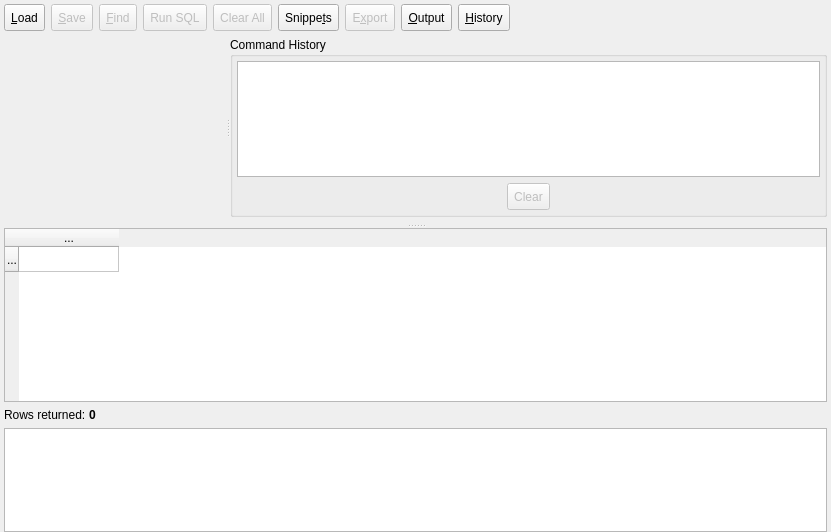
Qt form libpgmodeler_ui/ui/sqlexecutionwidget.ui (pgmodeler/pgmodeler) before a commit.
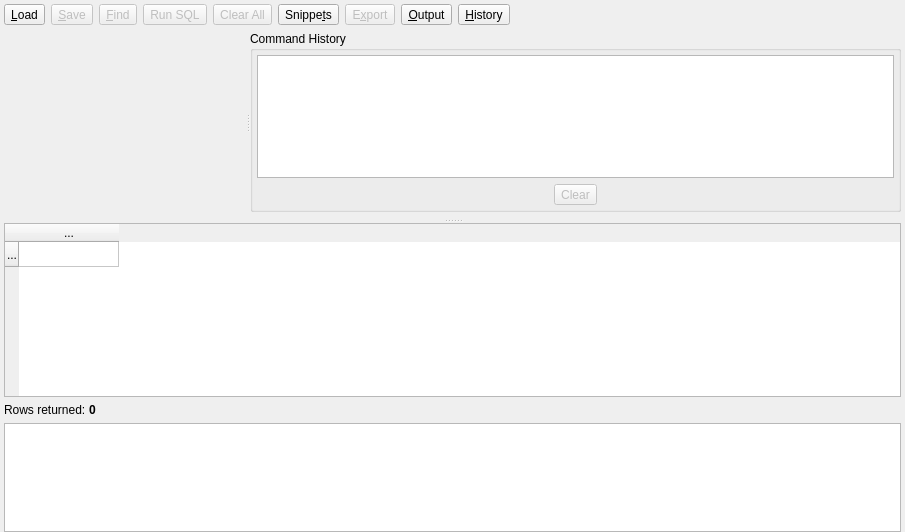
The same form after that commit. Icons and pictures are not drawn.

```diff
--- a/libpgmodeler_ui/ui/sqlexecutionwidget.ui
+++ b/libpgmodeler_ui/ui/sqlexecutionwidget.ui
@@ -6,7 +6,7 @@
    <rect>
     <x>0</x>
     <y>0</y>
-    <width>831</width>
+    <width>905</width>
     <height>532</height>
    </rect>
   </property>
@@ -55,12 +55,6 @@
            <property name="enabled">
             <bool>true</bool>
            </property>
-           <property name="minimumSize">
-            <size>
-             <width>0</width>
-             <height>27</height>
-            </size>
-           </property>
            <property name="toolTip">
             <string>Load SQL script</string>
            </property>
@@ -96,12 +90,6 @@
            <property name="enabled">
             <bool>false</bool>
            </property>
-           <property name="minimumSize">
-            <size>
-             <width>0</width>
-             <height>27</height>
-            </size>
-           </property>
            <property name="toolTip">
             <string>Save SQL commands</string>
            </property>
@@ -140,12 +128,6 @@
            <property name="enabled">
             <bool>false</bool>
            </property>
-           <property name="minimumSize">
-            <size>
-             <width>0</width>
-             <height>27</height>
-            </size>
-           </property>
            <property name="toolTip">
             <string>Search in SQL code</string>
            </property>
@@ -190,12 +172,6 @@
              <verstretch>0</verstretch>
             </sizepolicy>
            </property>
-           <property name="minimumSize">
-            <size>
-             <width>0</width>
-             <height>27</height>
-            </size>
-           </property>
            <property name="toolTip">
             <string>Run the specified SQL command</string>
            </property>
@@ -225,12 +201,6 @@
            <property name="enabled">
             <bool>false</bool>
            </property>
-           <property name="minimumSize">
-            <size>
-             <width>0</width>
-             <height>27</height>
-            </size>
-           </property>
            <property name="toolTip">
             <string>Clear sql input field and results</string>
            </property>
@@ -257,12 +227,6 @@
            <property name="enabled">
             <bool>true</bool>
            </property>
-           <property name="minimumSize">
-            <size>
-             <width>0</width>
-             <height>27</height>
-            </size>
-           </property>
            <property name="toolTip">
             <string>Export results to a CSV file</string>
            </property>
@@ -301,12 +265,6 @@
            <property name="enabled">
             <bool>false</bool>
            </property>
-           <property name="minimumSize">
-            <size>
-             <width>0</width>
-             <height>27</height>
-            </size>
-           </property>
            <property name="toolTip">
             <string>Export results to a CSV file</string>
            </property>
@@ -342,12 +300,6 @@
            <property name="enabled">
             <bool>true</bool>
            </property>
-           <property name="minimumSize">
-            <size>
-             <width>0</width>
-             <height>27</height>
-            </size>
-           </property>
            <property name="toolTip">
             <string>Toggles the output pane</string>
            </property>
@@ -383,12 +335,6 @@
            <property name="enabled">
             <bool>true</bool>
            </property>
-           <property name="minimumSize">
-            <size>
-             <width>0</width>
-             <height>27</height>
-            </size>
-           </property>
            <property name="toolTip">
             <string>Shows the command history</string>
            </property>
@@ -545,12 +491,6 @@
              <property name="enabled">
               <bool>false</bool>
              </property>
-             <property name="minimumSize">
-              <size>
-               <width>0</width>
-               <height>27</height>
-              </size>
-             </property>
              <property name="toolTip">
               <string>Clear sql input field and results.</string>
              </property>
```
